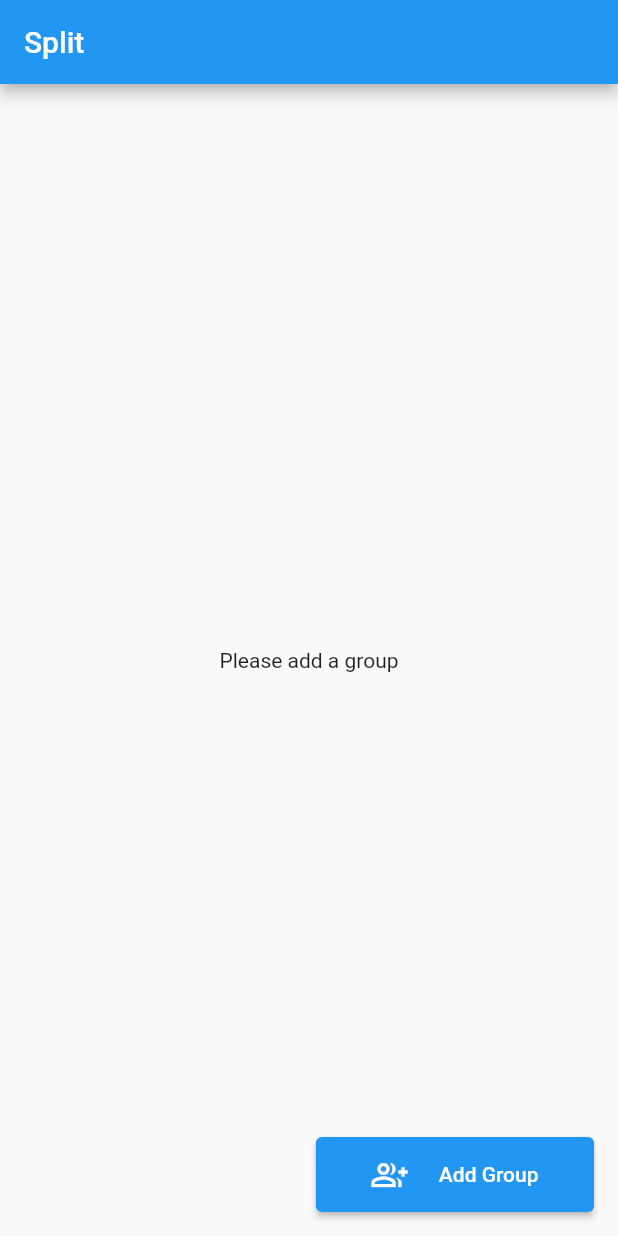
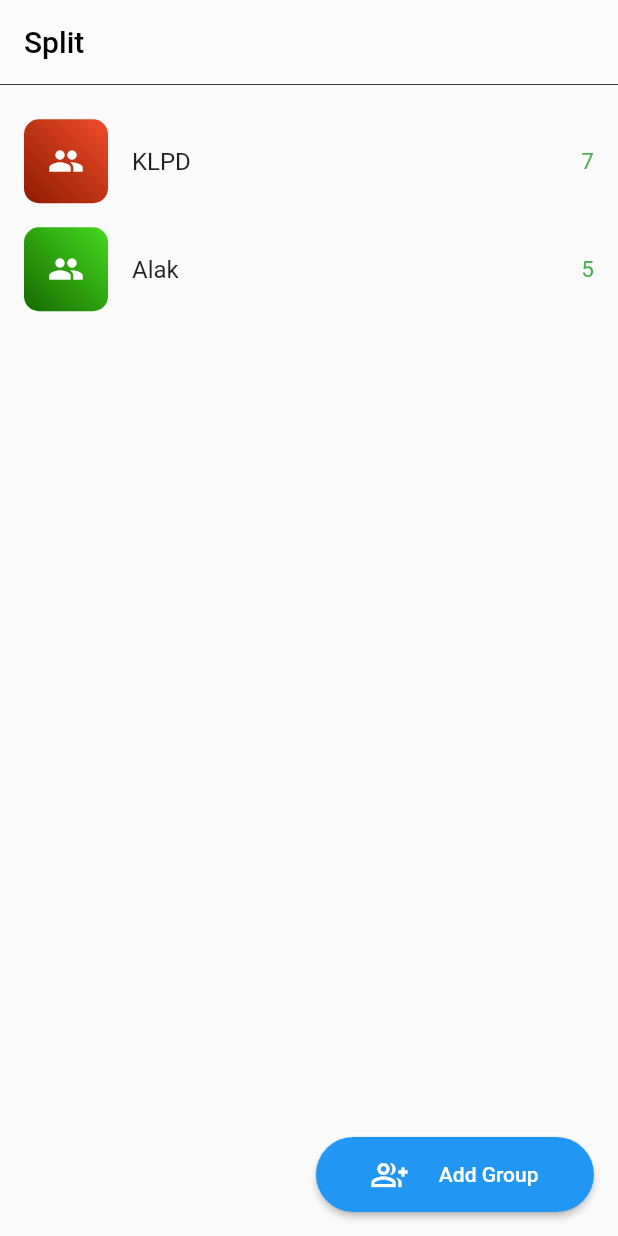
Before and after one commit to aman123424/KLPDTechSoc, a Flutter app: the screen it shows after launch, on a phone screen of 412 x 824 dp. Run offline on Flutter 3.47's test engine with Material 2 defaults, Android fonts, the phone set to English and light mode, and no system bars.

Commit message:
Some UI work in homepage

```diff
--- a/lib/main.dart
+++ b/lib/main.dart
@@ -37,16 +37,31 @@ class MyHomePage extends StatefulWidget {
 
 class _MyHomePageState extends State<MyHomePage> {
 
-  List<Group> groups = [];
+  List<Group> groups = [Group(name: "KLPD", size: "7", members: []), Group(name: "Alak", size: "5", members: [])];
 
   @override
   Widget build(BuildContext context) {
     print(groups.length);
     return Scaffold(
       appBar: AppBar(
-        title: Text(widget.title),
+        title: Text(
+            widget.title,
+          style: TextStyle(
+            color: Colors.black
           ),
-      body: Column(
+        ),
+        elevation: 0,
+        backgroundColor: Colors.white24,
+      ),
+      body: Container(
+        decoration: BoxDecoration(
+          border: Border(top: BorderSide(
+            color: Colors.black,
+            width: 0.5,
+            style: BorderStyle.solid
+          ))
+        ),
+        child: Column(
           mainAxisAlignment: groups.isEmpty? MainAxisAlignment.center : MainAxisAlignment.start,
           crossAxisAlignment: CrossAxisAlignment.center,
           children: [
@@ -54,19 +69,42 @@ class _MyHomePageState extends State<MyHomePage> {
               Center(child: Text("Please add a group")),
 
             if(groups.isNotEmpty)
-            ListView.builder(
+              Padding(
+                padding: EdgeInsets.only(top: 15),
+                child: ListView.builder(
                   shrinkWrap: true,
                   itemCount: groups.length,
                   itemBuilder: (BuildContext context, int index) {
                     return
                       // CheckboxListTile(value: value, onChanged: onChanged),
-                  ListTile(
-                    leading: Container(
-                      padding: EdgeInsets.all(5),
+                      Padding(
+                        padding: EdgeInsets.fromLTRB(0, 8, 0, 8),
+                        child: ListTile(
+                          leading: AspectRatio(
+                            aspectRatio: 1,
+                            child: Container(
                                 decoration: BoxDecoration(
+                                  gradient: LinearGradient(
+                                    colors: index%2 == 0 ?
+                                    [
+                                      Color(0xFF8F1A00),
+                                      Color(0xFFEF4D2A),
+                                    ]
+                                        :
+                                    [
+                                      Color(0xFF166A00),
+                                      Color(0xFF46D91F)
+                                    ],
+                                    begin: Alignment.bottomLeft,
+                                    end: Alignment.topRight
+                                  ),
+                                  borderRadius: BorderRadius.circular(10)
                                 ),
                                 child: Icon(
-                            Icons.group)
+                                    Icons.group,
+                                  color: Colors.white,
+                                )
+                            ),
                           ),
                           trailing: Text(
                             groups[index].size,
@@ -113,11 +151,14 @@ class _MyHomePageState extends State<MyHomePage> {
                               ),
                             );
                           },
+                        ),
                       );
 
                   },
                 ),
+              ),
           ],
+        ),
       ),
       floatingActionButton: Container(
         width: MediaQuery.of(context).size.width*0.45,
@@ -130,6 +171,9 @@ class _MyHomePageState extends State<MyHomePage> {
             });
           },
           style: ElevatedButton.styleFrom(
+            shape: RoundedRectangleBorder(
+              borderRadius: BorderRadius.circular(50),
+            )
           ),
           child: Row(
             mainAxisAlignment: MainAxisAlignment.spaceEvenly,
```
Lines whose indentation alone changed are shown as unchanged.
